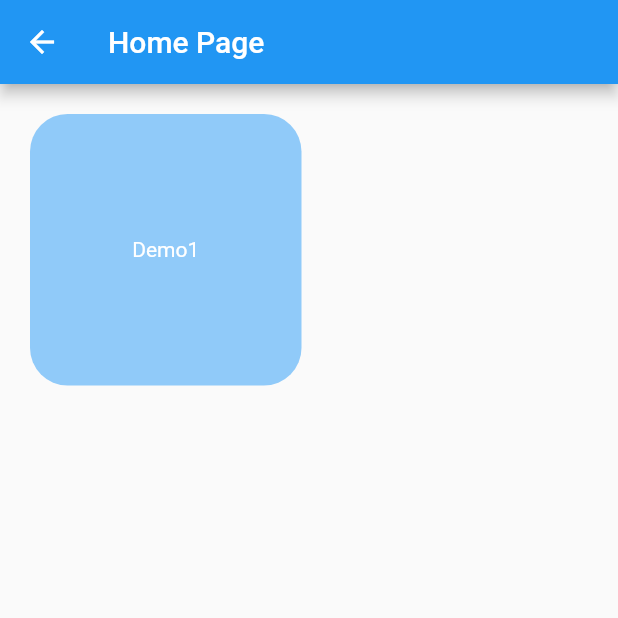
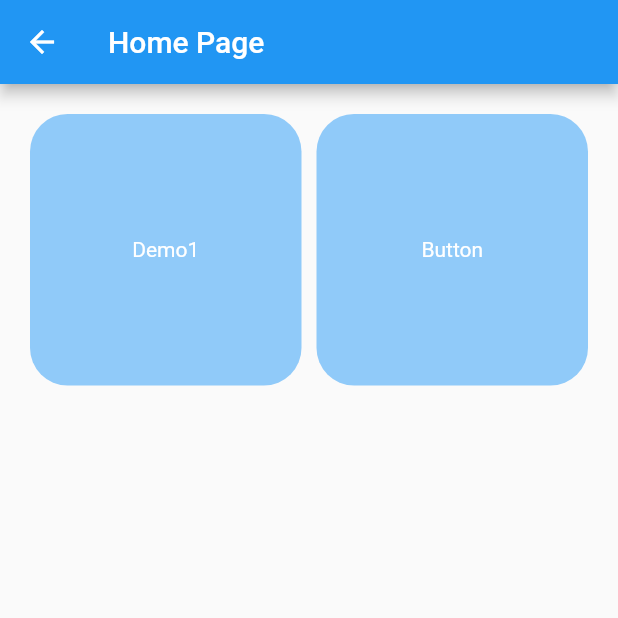
Before and after one commit to baseFramework/flutter_myapp, a Flutter app: the BootPage screen opened by its route, on a phone screen of 412 x 824 dp, the top half of it. Run offline on Flutter 3.47's test engine with Material 2 defaults, Android fonts, the phone set to English and light mode, and no system bars; our stand-ins replace fluro; missing offline and left inert: flustars; statements that could not run were skipped.

Commit message:
【UPD】 shijian05 button
 shijian05 button

```diff
--- a/lib/pages/boot_page.dart
+++ b/lib/pages/boot_page.dart
@@ -61,6 +61,46 @@ class _BootPageState extends State<BootPage> {
                 ),
               ),
             ),
+Ink(
+              //设置背景
+              decoration: new BoxDecoration(
+                //背景
+                color: Colors.blue[200],
+                //设置四周圆角 角度
+                borderRadius: BorderRadius.all(Radius.circular(25.0)),
+              ),
+              child: new InkResponse(
+                borderRadius: new BorderRadius.all(new Radius.circular(25.0)),
+                //点击或者toch控件高亮时显示的控件在控件上层,水波纹下层
+                //    highlightColor: Colors.deepPurple,
+                //点击或者toch控件高亮的shape形状
+                //  highlightShape: BoxShape.rectangle,
+                //.InkResponse内部的radius这个需要注意的是，我们需要半径大于控件的宽，如果radius过小，显示的水波纹就是一个很小的圆，
+                //水波纹的半径
+                radius: 300.0,
+                //水波纹的颜色
+                splashColor: Colors.yellow,
+                //true表示要剪裁水波纹响应的界面 false不剪裁 如果控件是圆角不剪裁的话水波纹是矩形
+                containedInkWell: true,
+                //点击事件
+                onTap: () async {
+                  print("click");
+                  // await new Future.delayed(new Duration(milliseconds: 1000));
+                  Application.router.navigateTo(context, '/button1');
+                },
+                child: Container(
+                  //设置 child 居中
+                  alignment: Alignment(0, 0),
+                  height: 50,
+                  width: 300,
+                  child: Text(
+                    'Button',
+                    style: TextStyle(color: Colors.white),
+                  ),
+                ),
+              ),
+            ),
+
           ],
         ),
       ),
--- a/lib/routers/router_handler.dart
+++ b/lib/routers/router_handler.dart
@@ -1,5 +1,6 @@
 import 'package:flutter/material.dart';
 import 'package:fluro/fluro.dart';
+import 'package:flutter_myapp/pages/buttons/button_demo_page.dart';
 import 'package:flutter_myapp/pages/demo/demo1_page.dart';
 
 
@@ -8,3 +9,9 @@ Handler demo1Handler =Handler(
      return Demo1Page();
   }
 );
+
+Handler button1Handler =Handler(
+  handlerFunc: (BuildContext context,Map<String,List<String>> params){
+     return ButtonPage();
+  }
+);
--- a/lib/routers/routes.dart
+++ b/lib/routers/routes.dart
@@ -5,6 +5,7 @@ import 'package:fluro/fluro.dart';
 class Routes{
   static String root='/';
   static String demo1Page = '/demo1';
+  static String button1Page = '/button1';
   static void configureRoutes(Router router){
     router.notFoundHandler= new Handler(
       handlerFunc: (BuildContext context,Map<String,List<String>> params){
@@ -13,6 +14,7 @@ class Routes{
     );
 
     router.define(demo1Page,handler:demo1Handler);
+    router.define(button1Page,handler:button1Handler);
   }
 
 }
```
Also changed, not shown: lib/pages/buttons/button_demo_page.dart (added, +177 -0 lines).
